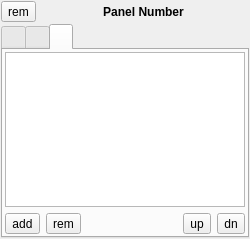
7b7b/7b7b, file controlpanel/plugins/PanelWidget.ui: the form before one commit.
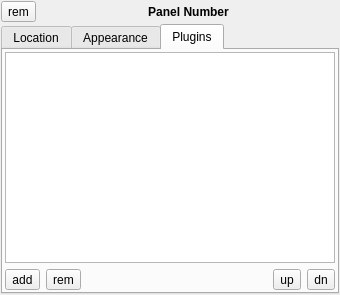
The form after the commit. Icons and pictures are not drawn.

Patch:
```diff
--- a/controlpanel/plugins/PanelWidget.ui
+++ b/controlpanel/plugins/PanelWidget.ui
@@ -6,8 +6,8 @@
    <rect>
     <x>0</x>
     <y>0</y>
-    <width>250</width>
-    <height>239</height>
+    <width>340</width>
+    <height>295</height>
    </rect>
   </property>
   <property name="sizePolicy">
@@ -76,6 +76,9 @@
    </item>
    <item>
     <widget class="QTabWidget" name="tabWidget">
+     <property name="tabShape">
+      <enum>QTabWidget::Rounded</enum>
+     </property>
      <property name="currentIndex">
       <number>2</number>
      </property>
@@ -87,7 +90,7 @@
      </property>
      <widget class="QWidget" name="tabWidgetPage1">
       <attribute name="title">
-       <string notr="true"/>
+       <string notr="true">Location</string>
       </attribute>
       <attribute name="toolTip">
        <string>Location</string>
@@ -198,7 +201,7 @@
      </widget>
      <widget class="QWidget" name="tabWidgetPage2">
       <attribute name="title">
-       <string notr="true"/>
+       <string notr="true">Appearance</string>
       </attribute>
       <attribute name="toolTip">
        <string>Appearance</string>
@@ -281,7 +284,7 @@
      </widget>
      <widget class="QWidget" name="tabWidgetPage3">
       <attribute name="title">
-       <string notr="true"/>
+       <string notr="true">Plugins</string>
       </attribute>
       <attribute name="toolTip">
        <string>Plugins</string>
```
Left out of the diff: 36 changed lines with no effect on the pictures.
